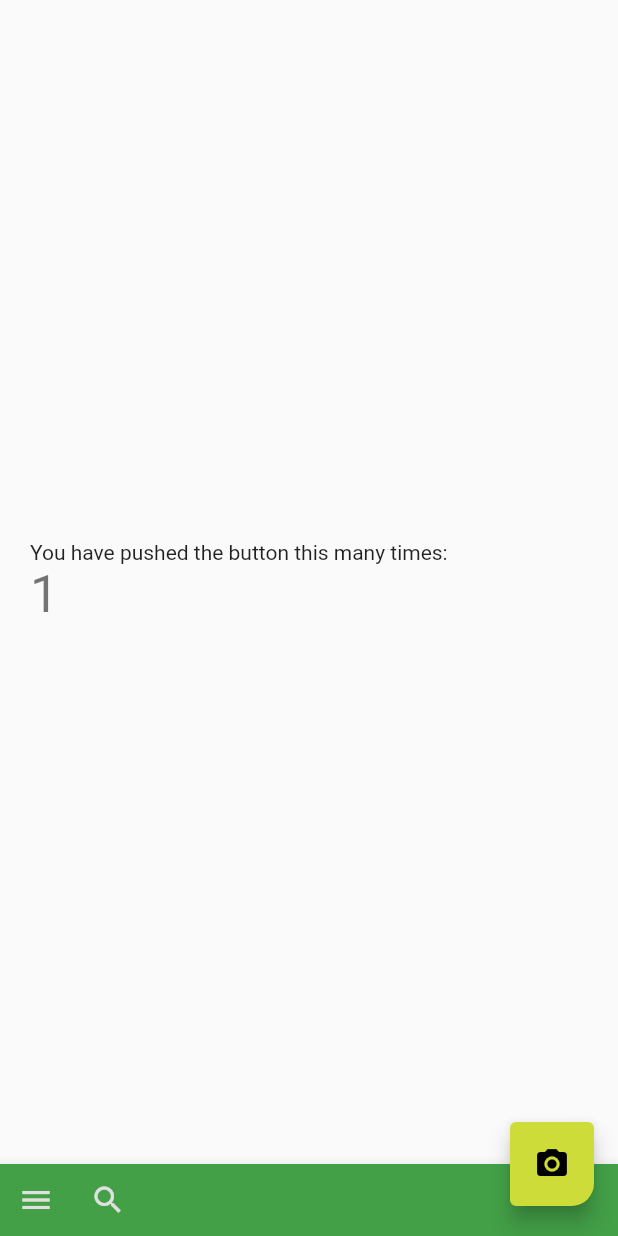
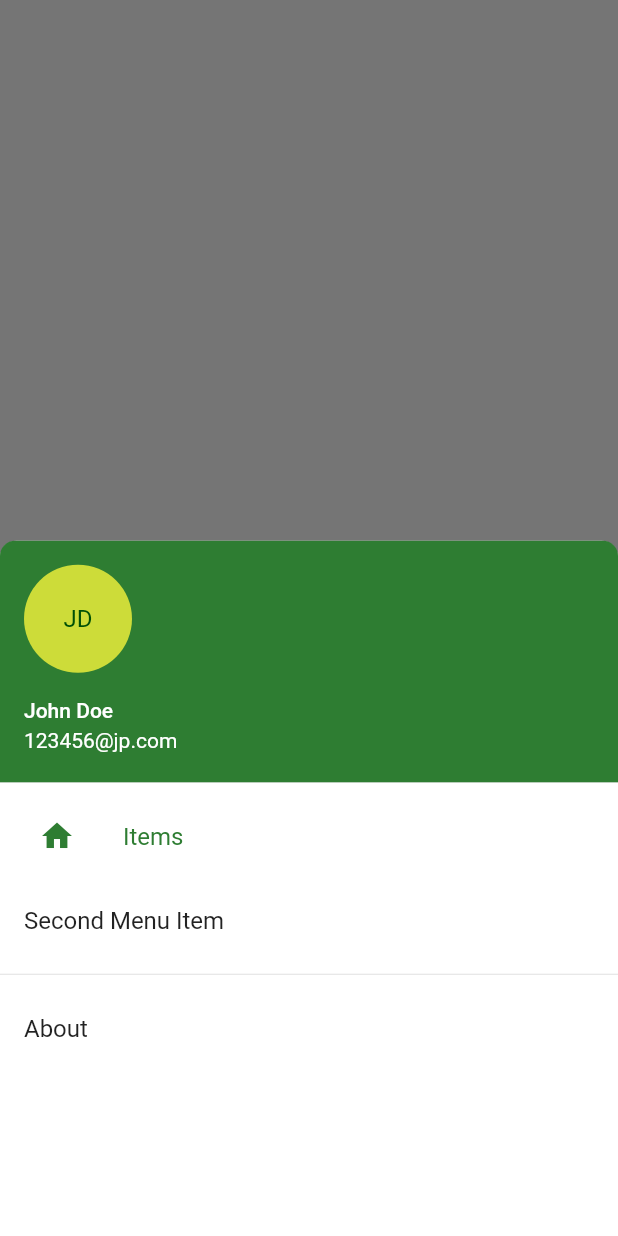
Before and after one commit to jacksonsamuelmoore/Salvage-App, a Flutter app: the screen it shows after launch, after a tap on the "menu" icon, on a phone screen of 412 x 824 dp. Run offline on Flutter 3.47's test engine with Material 2 defaults, Android fonts, the phone set to English and light mode, and no system bars.

Commit message:
App Scaffold Pt.1

```diff
--- a/lib/main.dart
+++ b/lib/main.dart
@@ -14,8 +14,46 @@ class SalvageApp extends StatelessWidget {
         primaryColorDark: Color(0xFF005005),
         accentColor: Colors.lime[500],
         brightness: Brightness.light,
+        canvasColor: Colors.transparent,
       ),
       home: new ItemView(title: 'Salvage'),
+    );
+  }
+}
+
+class ListSelect extends StatefulWidget {
+  ListSelect(this.title);
+  final String title;
+  @override
+  _ListSelectState createState() => new _ListSelectState();
+}
+
+class _ListSelectState extends State<ListSelect> {
+  IconData leadingIcon = Icons.home;
+  @override
+  Widget build(BuildContext context) {
+    return new Container(
+      padding: new EdgeInsets.only(left: 10.0, right: 10.0),
+      child: new Container(
+        decoration: new BoxDecoration(
+            //color: Color(0x232e7d32),
+            borderRadius: new BorderRadius.all(Radius.circular(20.0))),
+        child: new Material(
+          child: new InkWell(
+              child: new ListTile(
+                selected: true,
+                onTap: () {
+                  setState(() {
+                    leadingIcon = Icons.camera;
+                  });
+                },
+                leading: new Icon(leadingIcon),
+                enabled: true,
+                title: new Text(widget.title),
+              ),
+              borderRadius: new BorderRadius.all(Radius.circular(20.0))),
+        ),
+      ),
     );
   }
 }
@@ -36,6 +74,53 @@ class _ItemViewState extends State<ItemView> {
     });
   }
 
+  void _modalBottomSheetMenu() {
+    showModalBottomSheet(
+        context: context,
+        builder: (builder) {
+          return new Container(
+            color: Colors.transparent,
+            child: new Container(
+              decoration: new BoxDecoration(
+                  color: Colors.white,
+                  borderRadius: new BorderRadius.only(
+                      topLeft: const Radius.circular(11.0),
+                      topRight: const Radius.circular(11.0))),
+              child: ListTileTheme(
+                selectedColor: Theme.of(context).primaryColor,
+                child: new ListView(
+                  children: <Widget>[
+                    new UserAccountsDrawerHeader(
+                      decoration: new BoxDecoration(
+                          color: Theme.of(context).primaryColor,
+                          borderRadius: new BorderRadius.only(
+                              topLeft: const Radius.circular(10.0),
+                              topRight: const Radius.circular(10.0))),
+                      accountName: Text("John Doe"),
+                      accountEmail: Text("123456@jp.com"),
+                      currentAccountPicture: CircleAvatar(
+                        backgroundColor: Theme.of(context).accentColor,
+                        child: Text("JD"),
+                      ),
+                    ),
+                    new ListSelect("Items"),
+                    new ListTile(
+                      title: new Text('Second Menu Item'),
+                      onTap: () {},
+                    ),
+                    new Divider(),
+                    new ListTile(
+                      title: new Text('About'),
+                      onTap: () {},
+                    ),
+                  ],
+                ),
+              ),
+            ),
+          );
+        });
+  }
+
   @override
   Widget build(BuildContext context) {
     return new Scaffold(
@@ -47,17 +132,21 @@ class _ItemViewState extends State<ItemView> {
             IconButton(
               color: Theme.of(context).buttonColor,
               icon: Icon(Icons.menu),
-              onPressed: _incrementCounter,
+              onPressed: _modalBottomSheetMenu,
             ),
             IconButton(
               color: Theme.of(context).buttonColor,
               icon: Icon(Icons.search),
-              onPressed: () {},
+              onPressed: _incrementCounter,
             ),
           ],
         ),
       ),
-      body: new Center(
+      body: new Container(
+        decoration: new BoxDecoration(
+          color: Colors.white,
+        ),
+        child: Center(
           child: new ListView(
             shrinkWrap: true,
             padding: const EdgeInsets.all(20.0),
@@ -71,6 +160,7 @@ class _ItemViewState extends State<ItemView> {
                 style: Theme.of(context).textTheme.display1,
               ),
             ],
+          ),
         ),
       ),
       floatingActionButtonLocation: FloatingActionButtonLocation.endDocked,
```
Lines whose indentation alone changed are shown as unchanged.
